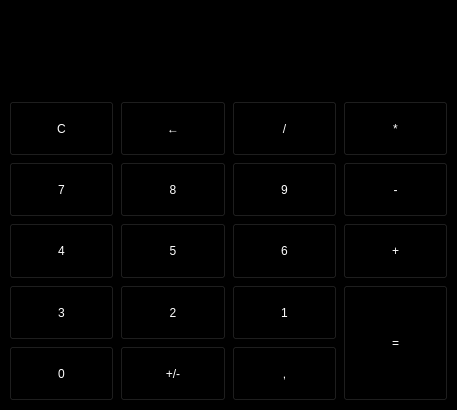
Qt form culc.ui (GROHiiKxD/LearningPython-master) before a commit.
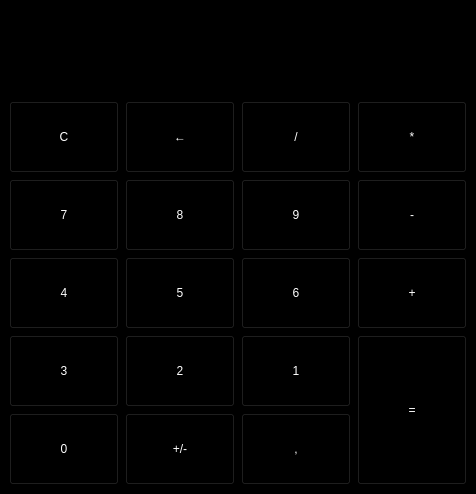
The same form after that commit.

Commit message: Добавление версии 2

The edit to the form file:
```diff
--- a/culc.ui
+++ b/culc.ui
@@ -9,8 +9,8 @@
    <rect>
     <x>0</x>
     <y>0</y>
-    <width>457</width>
-    <height>410</height>
+    <width>476</width>
+    <height>494</height>
    </rect>
   </property>
   <property name="sizePolicy">
@@ -19,6 +19,15 @@
     <verstretch>0</verstretch>
    </sizepolicy>
   </property>
+  <property name="font">
+   <font>
+    <family>Bahnschrift Light Condensed</family>
+    <pointsize>15</pointsize>
+    <weight>3</weight>
+    <italic>false</italic>
+    <bold>false</bold>
+   </font>
+  </property>
   <property name="windowTitle">
    <string>Калькулятор</string>
   </property>
```
Left out of the diff: 233 changed lines with no effect on the pictures. The commit also changes 2 other files.
